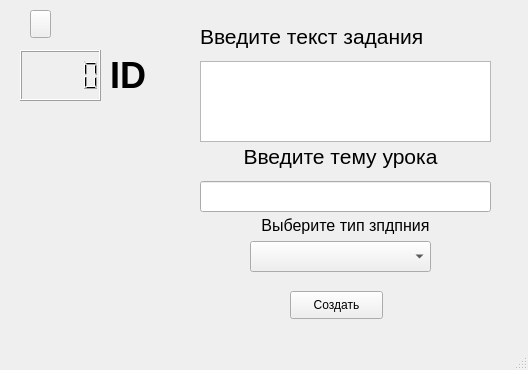
Leg15Coder/AutoTestQT, file ui/add_task.ui: the form before one commit.
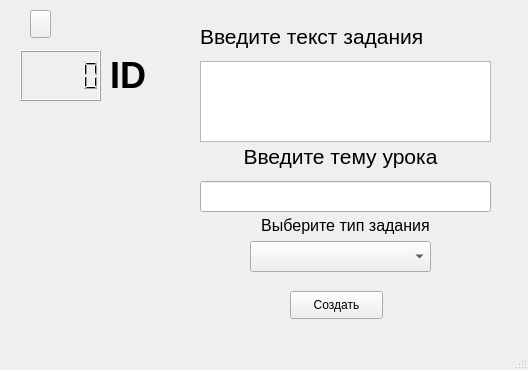
The form after the commit. Icons and pictures are not drawn.

Patch:
```diff
--- a/ui/add_task.ui
+++ b/ui/add_task.ui
@@ -140,7 +140,7 @@
      </font>
     </property>
     <property name="text">
-     <string>Выберите тип зпдпния</string>
+     <string>Выберите тип задания</string>
     </property>
     <property name="alignment">
      <set>Qt::AlignCenter</set>
```
